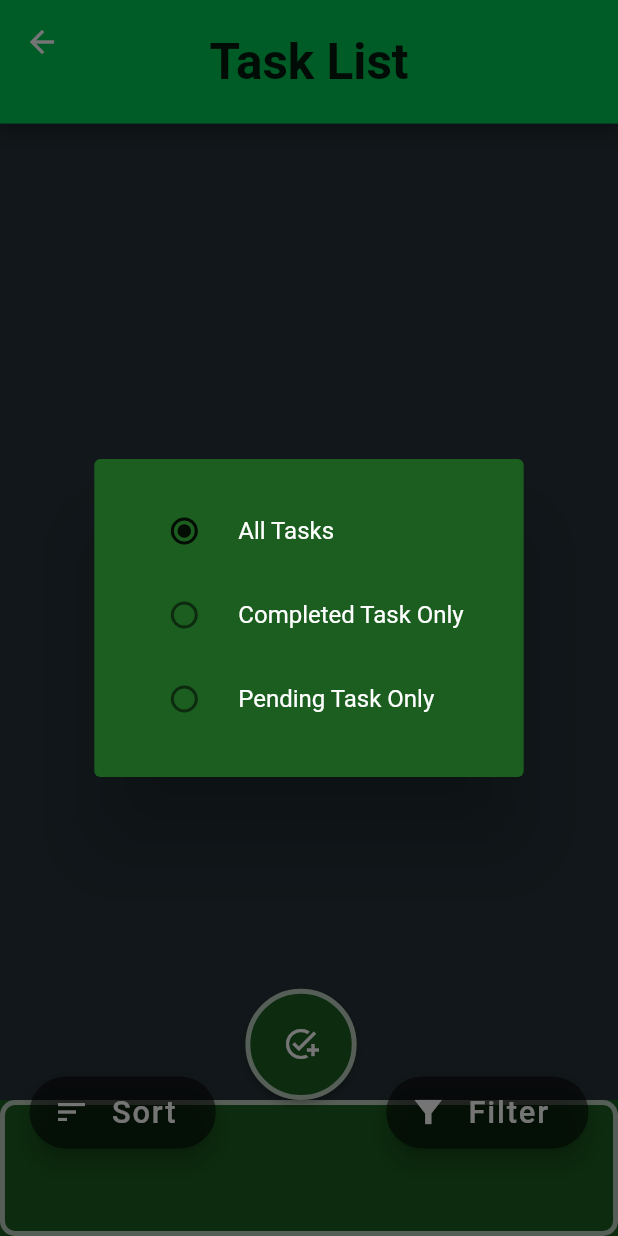
After one commit to senaldm/Eventsy, a Flutter app: the EventList screen opened directly, after a tap on "Filter", on a phone screen of 412 x 824 dp. The commit adds this screen. Run offline on Flutter 3.47's test engine with Material 2 defaults, Android fonts, the phone set to English and light mode, and no system bars; our stand-ins replace curved_navigation_bar, device_preview, email_validator, firebase_auth, firebase_core, font_awesome_flutter and 6 more; missing offline and left inert: floating_bottom_bar; accounts and stored records are empty.

```diff
--- a/lib/Screens/LoginandSignupScreens/services/firebase_services.dart
+++ b/lib/Screens/LoginandSignupScreens/services/firebase_services.dart
@@ -6,7 +6,7 @@ Future<void> signInWithGoogle(BuildContext context) async {
   try {
     GoogleSignInAccount? googleUser = await GoogleSignIn(
             clientId:
-                '802168313951-3ohadr7h5s5ui07gqugcfoccpbhfekto.apps.googleusercontent.com')
+                '901449356823-r558avudl4f3ehfkh6a0kpp4o6s0hhou.apps.googleusercontent.com')
         .signIn();
     if (googleUser != null) {
       GoogleSignInAuthentication? googleAuth = await googleUser.authentication;
--- /dev/null
+++ b/lib/Screens/Task/Planner/eventList.dart
@@ -0,0 +1,344 @@
+// ignore_for_file: prefer_const_constructors, prefer_const_literals_to_create_immutables
+
+import 'package:eventsy/Screens/Home/home.dart';
+import 'package:eventsy/global.dart';
+import 'package:flutter/material.dart';
+import 'package:hive_flutter/hive_flutter.dart';
+import 'package:hive/hive.dart';
+import 'package:floating_bottom_bar/animated_bottom_navigation_bar.dart';
+import 'package:eventsy/Model/Event.dart';
+import 'package:persistent_bottom_nav_bar_v2/persistent-tab-view.dart';
+import 'package:eventsy/Screens/Task/User/bottonNavigationPaint.dart';
+import 'package:eventsy/main.dart';
+
+class EventList extends StatefulWidget {
+  const EventList({super.key});
+
+  @override
+  State<EventList> createState() => _EventListState();
+}
+
+class _EventListState extends State<EventList> {
+
+    // final List<Task> tasks = [];
+    List<String> taskList = [];
+    @override
+    void dispose() {
+      Hive.box('tasks').close();
+      super.dispose();
+    }
+
+    List<String> retriveTask() {
+      final taskBox = Hive.box<Task>('task');
+      print(taskBox);
+      // Get all the data from the box
+      return taskBox.values.map((task) => task.taskName).toList();
+    }
+
+    String sort = 'accentOrder';
+    String filter = 'all';
+
+//////////////////////sort Task ////////////////////////////////////////////
+////////////////////////////////////////////////////////////////
+///////////////////////////////////////////////
+    void sortTask() {
+      showDialog(
+          context: context,
+          builder: (BuildContext context) {
+            return AlertDialog(
+              backgroundColor: Colors.green.shade900,
+              content: Form(
+                child: Column(
+                  mainAxisSize: MainAxisSize.min,
+                  children: <Widget>[
+                    RadioListTile(
+                      title: Text(
+                        "Accent Order",
+                        style: TextStyle(color: Colors.white),
+                      ),
+                      value: "accent",
+                      groupValue: sort,
+                      activeColor: Colors.black87,
+                      onChanged: (value) {
+                        setState(() {
+                          sort = value.toString();
+                          Navigator.pop(context);
+                        });
+                      },
+                    ),
+                    RadioListTile(
+                      title: Text(
+                        "Deaccent Order",
+                        style: TextStyle(color: Colors.white),
+                      ),
+                      value: "deaccent",
+                      activeColor: Colors.black87,
+                      groupValue: sort,
+                      onChanged: (value) {
+                        setState(() {
+                          sort = value.toString();
+                          Navigator.pop(context);
+                        });
+                      },
+                    ),
+                    RadioListTile(
+                      title: Text(
+                        "Newest Task First",
+                        style: TextStyle(color: Colors.white),
+                      ),
+                      value: "newestFirst",
+                      activeColor: Colors.black87,
+                      groupValue: sort,
+                      onChanged: (value) {
+                        setState(() {
+                          sort = value.toString();
+                          Navigator.pop(context);
+                        });
+                      },
+                    ),
+                    RadioListTile(
+                      title: Text(
+                        "Olderst Task First",
+                        style: TextStyle(color: Colors.white),
+                      ),
+                      value: "olderstFirrst",
+                      groupValue: sort,
+                      activeColor: Colors.black87,
+                      onChanged: (value) {
+                        setState(() {
+                          sort = value.toString();
+                          Navigator.pop(context);
+                        });
+                      },
+                    ),
+                  ],
+                ),
+              ),
+            );
+          });
+    }
+
+// Filter function
+/////////////////////////Filter Task//////////////////////////////
+/////////////////////////////////////////////////////////////////
+///////////////////////////////////////////////////////////
+    void filterTask() {
+      showDialog(
+          context: context,
+          builder: (BuildContext context) {
+            return AlertDialog(
+              backgroundColor: Colors.green.shade900,
+              content: Form(
+                child: Column(
+                  mainAxisSize: MainAxisSize.min,
+                  children: <Widget>[
+                    RadioListTile(
+                      title: Text(
+                        "All Tasks",
+                        style: TextStyle(color: Colors.white),
+                      ),
+                      value: "all",
+                      groupValue: filter,
+                      activeColor: Colors.black87,
+                      onChanged: (value) {
+                        setState(() {
+                          filter = value.toString();
+                          Navigator.pop(context);
+                        });
+                      },
+                    ),
+                    RadioListTile(
+                      title: Text(
+                        "Completed Task Only",
+                        style: TextStyle(color: Colors.white),
+                      ),
+                      value: "completed",
+                      activeColor: Colors.black87,
+                      groupValue: filter,
+                      onChanged: (value) {
+                        setState(() {
+                          filter = value.toString();
+                          Navigator.pop(context);
+                        });
+                      },
+                    ),
+                    RadioListTile(
+                      title: Text(
+                        "Pending Task Only",
+                        style: TextStyle(color: Colors.white),
+                      ),
+                      value: "pending",
+                      activeColor: Colors.black87,
+                      groupValue: filter,
+                      onChanged: (value) {
+                        setState(() {
+                          filter = value.toString();
+                          Navigator.pop(context);
+                        });
+                      },
+                    ),
+                  ],
+                ),
+              ),
+            );
+          });
+    }
+
+//////////////////main view///////////////////////////////
+///////////////////////////////////////////////////////
+/////////////////////////////////////////////////////////
+    ///
+
+    // var tasks = taskBox.values.toList();
+
+    @override
+    Widget build(BuildContext context) {
+      final height = MediaQuery.of(context).size.height;
+      final width = MediaQuery.of(context).size.width;
+
+      final List<String> taskList = retriveTask();
+      print(taskList);
+      return SafeArea(
+        top: true,
+        bottom: true,
+        left: true,
+        right: true,
+        child: Scaffold(
+            backgroundColor: Colors.blueGrey.shade900,
+            appBar: PreferredSize(
+              preferredSize: Size.fromHeight(height * 0.1),
+              child: AppBar(
+                titleSpacing: 2.2,
+                forceMaterialTransparency: false,
+                backgroundColor: Colors.greenAccent.shade700,
+                automaticallyImplyLeading: true,
+                centerTitle: true,
+                flexibleSpace: Center(
+                  child: Text('Task List',
+                      style: TextStyle(
+                        fontSize: width * 0.08,
+                        fontFamily: 'Roboto',
+                        fontWeight: FontWeight.bold,
+                      )),
+                ),
+              ),
+            ),
+            body: Column(
+              mainAxisAlignment: MainAxisAlignment.start,
+              crossAxisAlignment: CrossAxisAlignment.start,
+              children: [
+                for (var taskName in taskList) Text(taskName),
+              ],
+            ),
+            bottomNavigationBar:
+                Stack(alignment: AlignmentDirectional.bottomEnd, children: [
+              Container(
+                height: height * 0.11,
+                width: width,
+                child: CustomPaint(
+                    painter: ProfileCardPainter(
+                      color: Colors.green.shade900,
+                      avatarRadius: 30,
+                    ), //3
+                    child: Container(
+                      decoration: BoxDecoration(
+                          //  color: Colors.white,
+                          border: Border.all(
+                              color: Colors.white70, width: width * 0.008),
+                          borderRadius: BorderRadius.circular(10.0)),
+                    )),
+              ),
+              Container(
+
+                  // alignment: Alignment.bottomCenter,
+                  margin: EdgeInsets.only(top: height * 0.8),
+                  // color: Colors.blue,
+                  child: Row(
+                    mainAxisAlignment: MainAxisAlignment.spaceEvenly,
+                    crossAxisAlignment: CrossAxisAlignment.center,
+                    children: [
+                      Column(
+                        mainAxisAlignment: MainAxisAlignment.center,
+                        crossAxisAlignment: CrossAxisAlignment.start,
+                        children: [
+                          // SizedBox(
+                          //   height: height * 0.145,
+                          // ),
+                          FloatingActionButton.extended(
+                            heroTag: 'sort',
+                            onPressed: () {
+                              sortTask();
+                            },
+                            icon: Icon(Icons.sort),
+                            label: Text(
+                              " Sort ",
+                              style: TextStyle(fontSize: width * 0.05),
+                            ),
+                            backgroundColor: Colors.black54,
+                          ),
+                        ],
+                      ),
+                      Column(
+                        mainAxisAlignment: MainAxisAlignment.start,
+                        crossAxisAlignment: CrossAxisAlignment.start,
+                        children: [
+                          // SizedBox(height: height*0.2),
+                          ElevatedButton(
+                            onPressed: () {
+                              Navigator.pushNamed(context, 'addTask');
+                            },
+                            child: Icon(Icons.add_task_sharp),
+                            style: ElevatedButton.styleFrom(
+                                // alignment:,
+                                backgroundColor: Colors.green.shade900,
+                                shape: CircleBorder(),
+                                fixedSize: Size(width * 0.18, width * 0.18),
+                                padding: EdgeInsets.all(24),
+                                side: BorderSide(
+                                    color: Colors.white70,
+                                    width: width * 0.008)),
+                          ),
+                        ],
+                      ),
+                      Column(
+                        mainAxisAlignment: MainAxisAlignment.center,
+                        crossAxisAlignment: CrossAxisAlignment.center,
+                        children: [
+                          // SizedBox(
+                          //   height: height * 0.1,
+                          // ),
+                          FloatingActionButton.extended(
+                            heroTag: 'filter',
+                            onPressed: () {
+                              filterTask();
+                            },
+                            icon: Icon(Icons.filter_alt_sharp),
+                            label: Text(
+                              " Filter ",
+                              style: TextStyle(fontSize: width * 0.05),
+                            ),
+                            backgroundColor: Colors.black54,
+                          ),
+                        ],
+                      ),
+                    ],
+                  )),
+            ])),
+      );
+    }
+
+    Widget buildContent(List<Task> task) {
+      if (task.isEmpty) {
+        return Center(
+            child: FloatingActionButton(
+                heroTag: 'addTask',
+                onPressed: () {
+                  Navigator.pushNamed(context, '/addTask');
+                }));
+      } else {
+        return Center(
+          child: Text('UnderDeveloped'),
+        );
+      }
+    }
+  }
--- a/lib/Screens/Task/User/AddTask.dart
+++ b/lib/Screens/Task/User/AddTask.dart
@@ -1,4 +1,6 @@
 // ignore_for_file: prefer_const_constructors
+
+import 'dart:io';
 
 import 'package:eventsy/global.dart';
 import 'package:flutter/cupertino.dart';
@@ -6,7 +8,8 @@ import 'package:flutter/foundation.dart';
 import 'package:flutter/material.dart';
 import 'package:eventsy/Model/Event.dart';
 import 'package:hive/hive.dart';
-import 'package:eventsy/global.dart';
+
+import 'package:path_provider/path_provider.dart';
 // import 'package:eventsy/main.dart';
 
 class AddTask extends StatefulWidget {
@@ -22,7 +25,7 @@ class _AddTaskState extends State<AddTask> {
   final categoryController = TextEditingController();
   final budgetController = TextEditingController();
   final statusController = TextEditingController();
-  String taskName = 'task1';
+  String taskName = '';
   String categoryName = '';
   String vendorName = '';
   String budget = '';
@@ -328,9 +331,9 @@ class _AddTaskState extends State<AddTask> {
                         onPressed: () async {
                           await addTask(
                             categoryName,
-                            taskName,
-                            vendorName,
-                            budget,
+                            taskController.text,
+                            vendorController.text,
+                            budgetController.text,
                             isComplete,
                           );
                         },
@@ -382,6 +385,8 @@ class _AddTaskState extends State<AddTask> {
     // Navigator.pushNamed(context, '/TaskList');
     addTask(String categoryName, String taskName, String vendorName,
       String budget, bool isComplete) async {
+         final appDocumentDir = await getApplicationDocumentsDirectory();
+    final filePath = '${appDocumentDir.path}/tasks.txt';
     taskBox = await Hive.openBox<Task>('task');
     if (_formKey.currentState!.validate()) {
       // Create a Task object
@@ -393,6 +398,8 @@ class _AddTaskState extends State<AddTask> {
         isComplete: isComplete,
       );
 
+        final file = File(filePath);
+      final tasks = await readTasksFromFile(file);
       // Save the task to Hive
      taskBox.add(task);
       final addedTaskIndex = taskBox.values.toList().indexOf(task);
@@ -410,4 +417,35 @@ class _AddTaskState extends State<AddTask> {
 
     // }
   }
+
+
+Future<List<Task>> readTasksFromFile(File file) async {
+    if (await file.exists()) {
+      final contents = await file.readAsString();
+      final taskList = contents.split('\n');
+      final tasks = taskList.map((taskStr) {
+        final taskData = taskStr.split('|');
+        return Task(
+          categoryName: taskData[0],
+          taskName: taskData[1],
+          vendorName: taskData[2],
+          budget: taskData[3],
+          isComplete: taskData[4] == 'true',
+        );
+      }).toList();
+      return tasks;
+    } else {
+      return [];
+    }
+  }
+
+  Future<void> writeTasksToFile(File file, List<Task> tasks) async {
+    final lines = tasks.map((task) {
+      final taskStr =
+          '${task.categoryName}|${task.taskName}|${task.vendorName}|${task.budget}|${task.isComplete}';
+      return taskStr;
+    }).toList();
+    final contents = lines.join('\n');
+    await file.writeAsString(contents);
+  }
 }
--- a/lib/main.dart
+++ b/lib/main.dart
@@ -5,7 +5,7 @@
 
 import 'package:hive_flutter/hive_flutter.dart';
 import 'package:hive/hive.dart';
-
+import 'package:path_provider/path_provider.dart' as path_provider;
 import 'package:firebase_core/firebase_core.dart';
 import 'Screens/LoginandSignupScreens/firebase_options.dart';
 import 'routes.dart';
@@ -17,6 +17,9 @@
     options: DefaultFirebaseOptions.currentPlatform,
   );
   WidgetsFlutterBinding.ensureInitialized();
+    // Initialize Hive and get the application documents directory
+  final appDocumentDir = await path_provider.getApplicationDocumentsDirectory();
+  Hive.init(appDocumentDir.path);
   await Hive.initFlutter();
   // Hive.registerAdapter(
   //   EventsetAdapter(),
--- a/lib/routes.dart
+++ b/lib/routes.dart
@@ -12,7 +12,8 @@ import 'Screens/LoginandSignupScreens/signup.dart';
 import 'Screens/LoginandSignUpScreens/loginpage.dart';
 import 'Screens/Task/User/AddTask.dart';
 import 'Screens/Task/Planner/PlannerrTaskHome.dart';
-
+import 'Screens/Task/Planner/eventList.dart';
+import 'Screens/Task/Planner/addEventDetails.dart';
 import 'Screens/BudgetCalculatorScreens/categorydetailsshowpage.dart';
 import 'Screens/BudgetCalculatorScreens/normalbudgetaddingpage.dart';
 // import 'Screens/BudgetCalculatorScreens/advancebudgetaddingpage.dart';
@@ -41,6 +42,9 @@ class Routes extends StatelessWidget {
 
         'PlannerHome':(context)=>PlannerTaskHome(),
         '/PlannersPage':(context)=>const SplashScreen(),
+        'EventList':(context)=> EventList(),
+        'addEventDetails':(context)=>addEventDetails(),
+
 
 
         /////////////// LOGIN ////////////////////////////
```
Also changed, not shown: lib/Screens/Task/Planner/addEventDetails.dart (added, +193 -0 lines), lib/Screens/Task/User/TaskList.dart (+52 -29 lines), lib/Screens/LoginandSignupScreens/firebase_options.dart, 6 other files.
